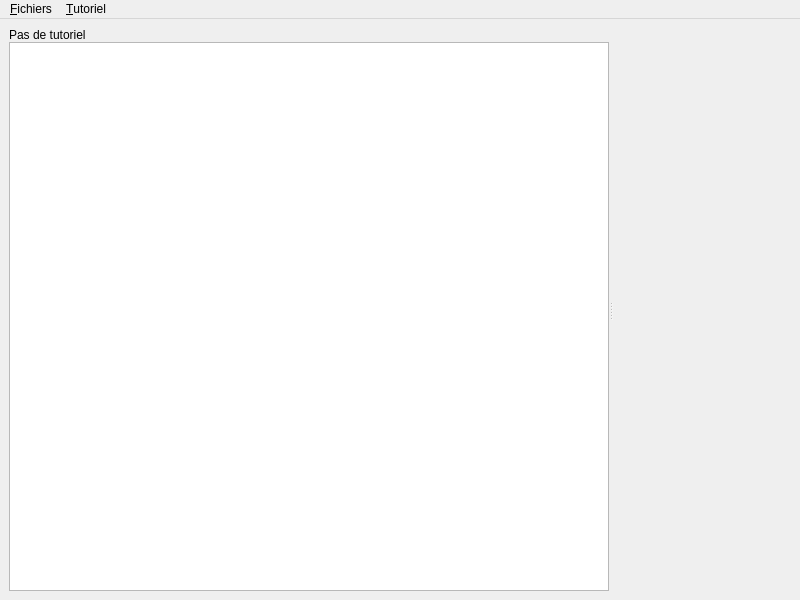
Old version of the form assets/ui/main.ui in the repository Luthaf/Zested.
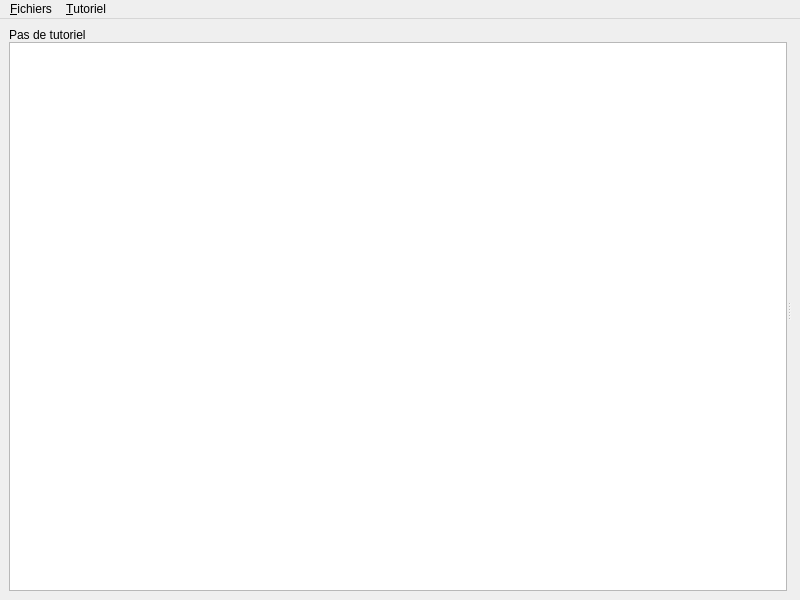
New version of the form.

Commit message: Better way to handle semi-fixed size for tutorial tree

Patch:
```diff
--- a/assets/ui/main.ui
+++ b/assets/ui/main.ui
@@ -21,17 +21,11 @@
        <enum>Qt::Horizontal</enum>
       </property>
       <widget class="QFrame" name="tutorial">
-       <property name="minimumSize">
-        <size>
-         <width>0</width>
-         <height>0</height>
-        </size>
-       </property>
-       <property name="maximumSize">
-        <size>
-         <width>600</width>
-         <height>16777215</height>
-        </size>
+       <property name="sizePolicy">
+        <sizepolicy hsizetype="Expanding" vsizetype="Expanding">
+         <horstretch>0</horstretch>
+         <verstretch>0</verstretch>
+        </sizepolicy>
        </property>
        <property name="frameShape">
         <enum>QFrame::NoFrame</enum>
```
The commit also changes 1 other file.
